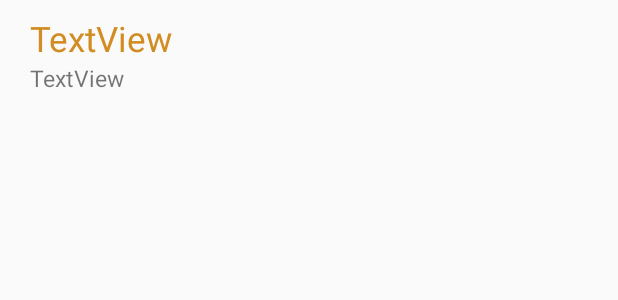
After one commit to DevMobUFRJ/AppEventos, an Android app: the layout atividades_lista_items.xml on its own in the app's theme, with its tools: preview values and no code run, on a phone screen of 412 x 824 dp. The commit adds this screen. Shown: the top 300 px of the screen. Run offline under Robolectric (Android 15) with nearby library versions, the phone set to English and light mode, and no system bars.

```diff
--- a/app/src/main/java/devmob/semanasacademicas/Extensions.kt
+++ b/app/src/main/java/devmob/semanasacademicas/Extensions.kt
@@ -6,4 +6,6 @@ import java.util.*
 
 fun Timestamp.formata() = SimpleDateFormat("dd 'de' MMMM", Locale("pt", "BR")).format(this.toDate())
 
+fun Timestamp.formataHora() = SimpleDateFormat("HH:mm", Locale("pt", "BR")).format(this.toDate())
+
 fun Timestamp.formataSemana() = SimpleDateFormat("dd EE", Locale("pt", "BR")).format(this.toDate()).toUpperCase()
--- /dev/null
+++ b/app/src/main/res/layout/atividades_lista_items.xml
@@ -0,0 +1,30 @@
+<?xml version="1.0" encoding="utf-8"?>
+<RelativeLayout xmlns:android="http://schemas.android.com/apk/res/android"
+                android:layout_width="wrap_content"
+                android:layout_height="wrap_content">
+
+    <TextView
+            android:text="TextView"
+            android:id="@+id/itemListaNome"
+            android:textSize="23sp"
+            android:textColor="@color/colorSecondary"
+            android:layout_width="wrap_content"
+            android:layout_height="wrap_content"
+            android:layout_alignParentTop="true"
+            android:layout_marginTop="10dp"
+            android:layout_alignParentStart="true"
+            android:layout_marginStart="20dp"/>
+
+    <TextView
+            android:text="TextView"
+            android:textSize="15sp"
+            android:layout_width="wrap_content"
+            android:layout_height="wrap_content"
+            android:id="@+id/itemListaTipo"
+            android:layout_marginTop="0dp"
+            android:layout_below="@+id/itemListaNome"
+            android:layout_alignParentStart="true"
+            android:layout_marginStart="20dp"
+            android:layout_marginBottom="10dp"/>
+
+</RelativeLayout>
```
Also changed, not shown: app/src/main/java/devmob/semanasacademicas/AtividadesActivity.kt (+37 -25 lines), app/src/main/java/devmob/semanasacademicas/AtividadesListAdapter.kt (added, +75 -0 lines), app/src/main/res/layout/activity_atividades.xml (+0 -8 lines), app/src/main/res/layout/atividades_lista_headers.xml (added, +14 -0 lines), app/src/main/res/layout/fragment_atividades.xml (+8 -12 lines).
